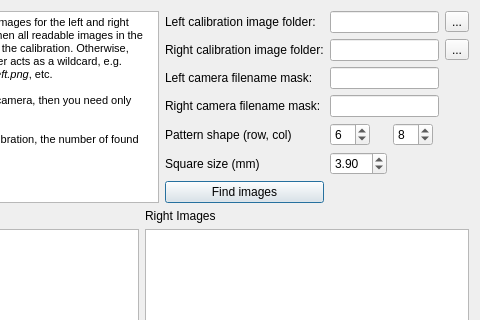
Qt form src/calibratefromimagesdialog.ui (i3drobotics/stereo-vision-toolkit) before a commit; both pictures show x 196 to 676 and y 0 to 320 of the 676 by 460 pixel window.
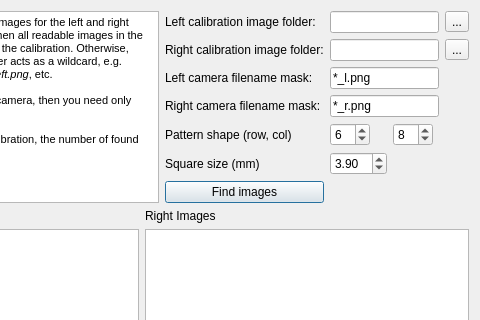
The same form after that commit.

Diff of the .ui file:
```diff
--- a/src/calibratefromimagesdialog.ui
+++ b/src/calibratefromimagesdialog.ui
@@ -170,14 +170,14 @@
      <item row="2" column="2" colspan="3">
       <widget class="QLineEdit" name="leftMask">
        <property name="text">
-        <string/>
+        <string>*_l.png</string>
        </property>
       </widget>
      </item>
      <item row="3" column="2" colspan="3">
       <widget class="QLineEdit" name="rightMask">
        <property name="text">
-        <string/>
+        <string>*_r.png</string>
        </property>
       </widget>
      </item>
```
